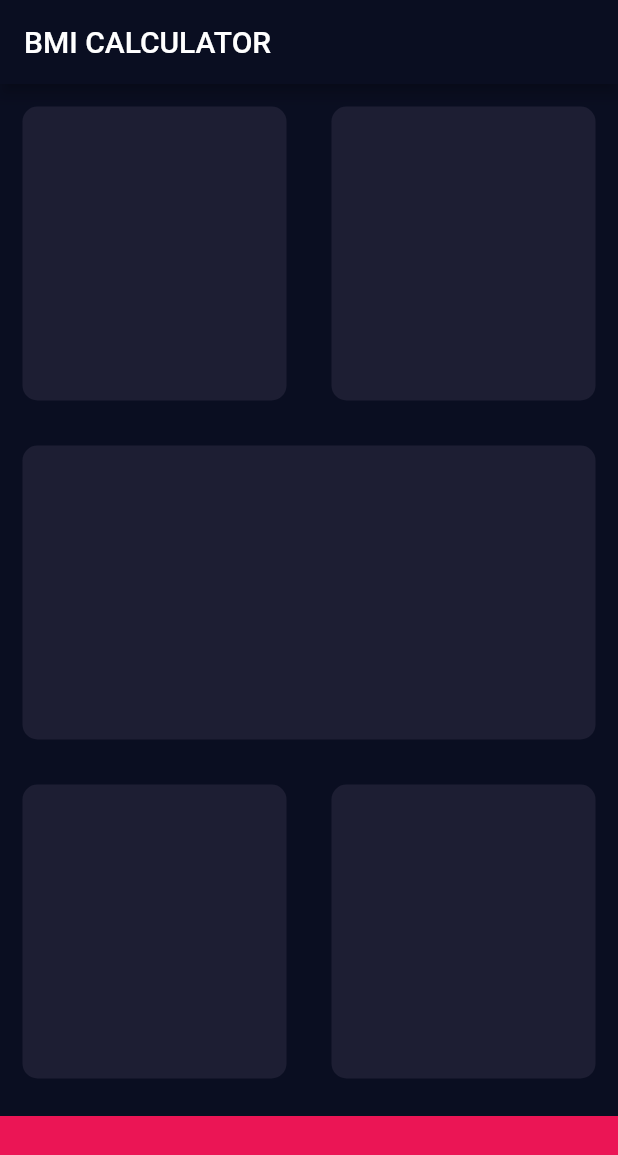
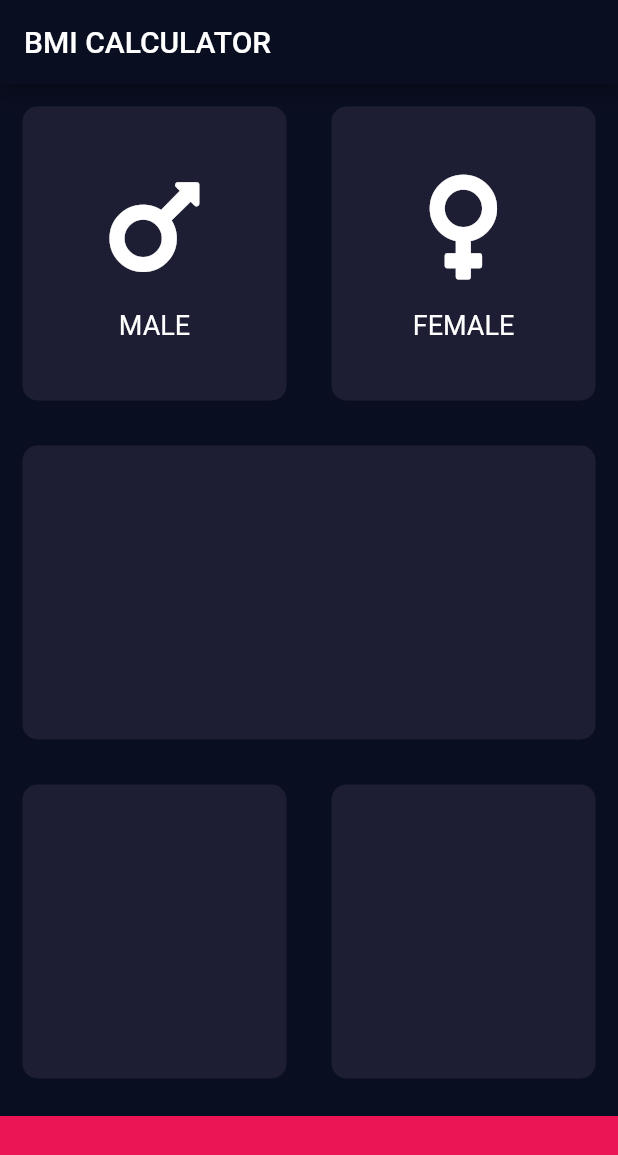
Before and after one commit to mjhossain/FlutterApps, a Flutter app: the screen it shows after launch, on a phone screen of 412 x 824 dp. Shown: the top 1155 px of the screen. Run offline on Flutter 3.47's test engine with Material 2 defaults, Android fonts, the phone set to English and light mode, and no system bars; our stand-ins replace audioplayers, font_awesome_flutter, rflutter_alert.

Commit message:
App updates

```diff
--- /dev/null
+++ b/bmi-app/lib/icon_content.dart
@@ -0,0 +1,28 @@
+import 'package:flutter/material.dart';
+
+class IconContent extends StatelessWidget {
+  IconContent({@required this.icon, @required this.text});
+
+  final IconData icon;
+  final String text;
+
+  @override
+  Widget build(BuildContext context) {
+    return Column(
+      mainAxisAlignment: MainAxisAlignment.center,
+      children: <Widget>[
+        Icon(
+          icon,
+          size: 80.0,
+        ),
+        SizedBox(
+          height: 15.0,
+        ),
+        Text(
+          text,
+          style: TextStyle(fontSize: 18.0),
+        ),
+      ],
+    );
+  }
+}
--- a/bmi-app/lib/input_page.dart
+++ b/bmi-app/lib/input_page.dart
@@ -1,4 +1,7 @@
 import 'package:flutter/material.dart';
+import 'package:font_awesome_flutter/font_awesome_flutter.dart';
+import 'reusable_card.dart';
+import 'icon_content.dart';
 
 const double bottomContainerHeight = 80.0;
 const bottomContainerColor = Color(0xFFEB1555);
@@ -25,11 +28,19 @@ class _InputPageState extends State<InputPage> {
                 children: <Widget>[
                   Expanded(
                     child: ReusableCard(
+                      childCard: IconContent(
+                        icon: FontAwesomeIcons.mars,
+                        text: 'MALE',
+                      ),
                       wColor: activeCardColor,
                     ),
                   ),
                   Expanded(
                     child: ReusableCard(
+                      childCard: IconContent(
+                        icon: FontAwesomeIcons.venus,
+                        text: 'FEMALE',
+                      ),
                       wColor: activeCardColor,
                     ),
                   ),
@@ -67,20 +78,3 @@ class _InputPageState extends State<InputPage> {
         ));
   }
 }
-
-class ReusableCard extends StatelessWidget {
-  ReusableCard({@required this.wColor});
-
-  final Color wColor;
-
-  @override
-  Widget build(BuildContext context) {
-    return Container(
-      margin: EdgeInsets.all(15.0),
-      decoration: BoxDecoration(
-        color: wColor,
-        borderRadius: BorderRadius.circular(10.0),
-      ),
-    );
-  }
-}
--- /dev/null
+++ b/bmi-app/lib/reusable_card.dart
@@ -0,0 +1,20 @@
+import 'package:flutter/material.dart';
+
+class ReusableCard extends StatelessWidget {
+  ReusableCard({@required this.wColor, this.childCard});
+
+  final Color wColor;
+  final Widget childCard;
+
+  @override
+  Widget build(BuildContext context) {
+    return Container(
+      child: childCard,
+      margin: EdgeInsets.all(15.0),
+      decoration: BoxDecoration(
+        color: wColor,
+        borderRadius: BorderRadius.circular(10.0),
+      ),
+    );
+  }
+}
--- a/bmi-app/pubspec.yaml
+++ b/bmi-app/pubspec.yaml
@@ -11,6 +11,7 @@ dependencies:
     sdk: flutter
 
   cupertino_icons: ^0.1.2
+  font_awesome_flutter: ^8.8.1
 
 dev_dependencies:
   flutter_test:
```
